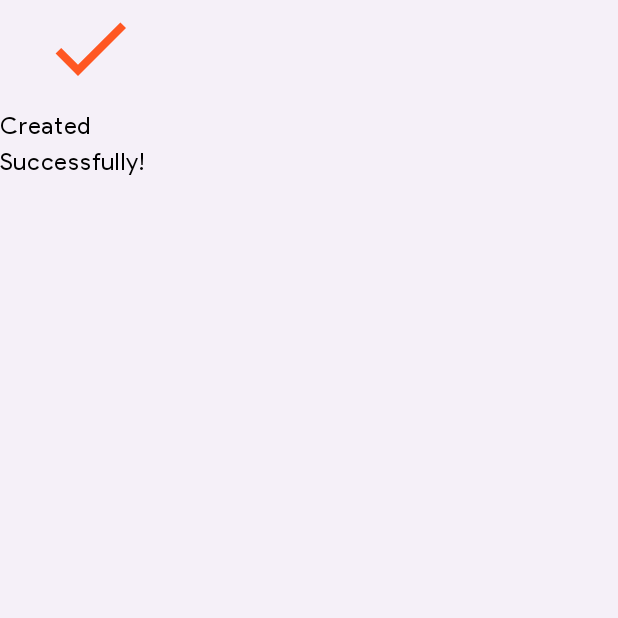
After one commit to Dev-Micah/LiveSpotEvents, an Android app built with Jetpack Compose: the composable SuccessAnimation shown on its own in the app's theme, on a phone screen of 412 x 824 dp, the top half of it. The commit adds this screen. Run offline under Robolectric (Android 15) with nearby library versions, the phone set to English and light mode, and no system bars.

Commit message:
Event created successfully animation

```diff
--- /dev/null
+++ b/app/src/main/java/com/micahnyabuto/livespotevents/ui/components/SuccessAnimation.kt
@@ -0,0 +1,47 @@
+package com.micahnyabuto.livespotevents.ui.components
+
+import androidx.compose.animation.core.Animatable
+import androidx.compose.animation.core.tween
+import androidx.compose.foundation.layout.Box
+import androidx.compose.foundation.layout.Column
+import androidx.compose.foundation.layout.Spacer
+import androidx.compose.foundation.layout.height
+import androidx.compose.foundation.layout.size
+import androidx.compose.material.icons.Icons
+import androidx.compose.material.icons.filled.Done
+import androidx.compose.material3.Icon
+import androidx.compose.material3.MaterialTheme
+import androidx.compose.material3.Text
+import androidx.compose.runtime.Composable
+import androidx.compose.runtime.LaunchedEffect
+import androidx.compose.runtime.remember
+import androidx.compose.ui.Alignment
+import androidx.compose.ui.Modifier
+import androidx.compose.ui.draw.scale
+import androidx.compose.ui.unit.dp
+
+@Composable
+fun SuccessAnimation() {
+    val scale = remember { Animatable(0f) }
+    LaunchedEffect(Unit) {
+        scale.animateTo(1f, animationSpec = tween(durationMillis = 500))
+    }
+
+    Box(
+        modifier = Modifier.size(120.dp),
+        contentAlignment = Alignment.Center
+    ) {
+        Column(
+            horizontalAlignment = Alignment.CenterHorizontally
+        ) {
+            Icon(
+                imageVector = Icons.Default.Done,
+                contentDescription = "Success",
+                tint = MaterialTheme.colorScheme.primary,
+                modifier = Modifier.size(64.dp).scale(scale.value)
+            )
+            Spacer(modifier = Modifier.height(8.dp))
+            Text("Created Successfully!")
+        }
+    }
+}
--- a/app/src/main/java/com/micahnyabuto/livespotevents/ui/screens/events/CreateEventScreen.kt
+++ b/app/src/main/java/com/micahnyabuto/livespotevents/ui/screens/events/CreateEventScreen.kt
@@ -51,7 +51,9 @@ import coil.compose.rememberAsyncImagePainter
 import com.micahnyabuto.livespotevents.core.permissions.rememberImagePicker
 import com.micahnyabuto.livespotevents.ui.components.CustomButton
 import com.micahnyabuto.livespotevents.ui.components.CustomTextField
+import com.micahnyabuto.livespotevents.ui.components.SuccessAnimation
 import com.micahnyabuto.livespotevents.utils.DateDialog
+import kotlinx.coroutines.delay
 import org.koin.androidx.compose.koinViewModel
 
 @OptIn(ExperimentalMaterial3Api::class)
@@ -71,6 +73,7 @@ fun CreateEventScreen(
     val eventDescription = remember { mutableStateOf("") }
     var selectedImage by remember { mutableStateOf<Uri?>(null) }
     val showDatePicker = remember { mutableStateOf(false) }
+    var showSuccessAnimation by remember { mutableStateOf(false) }
 
 
     val pickImage = rememberImagePicker(
@@ -88,6 +91,8 @@ fun CreateEventScreen(
         }
 
         if (!uiState.isCreating && uiState.createError == null && eventTitle.value.isNotEmpty()) {
+            showSuccessAnimation = true
+            delay(2000) // Show animation for 2 seconds
             navController.popBackStack()
         }
     }
@@ -132,6 +137,11 @@ fun CreateEventScreen(
                 .fillMaxSize()
                 .padding(innerPadding)
         ) {
+            if (showSuccessAnimation) {
+                Box(modifier = Modifier.fillMaxSize(), contentAlignment = Alignment.Center){
+                    SuccessAnimation()
+                }
+            } else {
                 Column(
                     modifier = Modifier
                         .fillMaxSize()
@@ -150,7 +160,10 @@ fun CreateEventScreen(
                         label = "Date",
                         trailingIcon = {
                             IconButton(onClick = { showDatePicker.value = true }) {
-                            Icon(imageVector = Icons.Default.CalendarMonth, contentDescription = "Pick Date")
+                                Icon(
+                                    imageVector = Icons.Default.CalendarMonth,
+                                    contentDescription = "Pick Date"
+                                )
                             }
                         }
                     )
@@ -178,7 +191,11 @@ fun CreateEventScreen(
                             .fillMaxWidth()
                             .height(200.dp)
                             .padding(vertical = 16.dp)
-                        .border(2.dp, MaterialTheme.colorScheme.surfaceVariant, RoundedCornerShape(12.dp))
+                            .border(
+                                2.dp,
+                                MaterialTheme.colorScheme.surfaceVariant,
+                                RoundedCornerShape(12.dp)
+                            )
                             .padding(16.dp),
                         horizontalAlignment = Alignment.CenterHorizontally,
                         verticalArrangement = Arrangement.Center
@@ -199,7 +216,11 @@ fun CreateEventScreen(
                                 fontSize = 18.sp,
                                 color = MaterialTheme.colorScheme.onSurfaceVariant
                             )
-                        Text("Add an image to your event", fontSize = 14.sp, color = MaterialTheme.colorScheme.onSurfaceVariant)
+                            Text(
+                                "Add an image to your event",
+                                fontSize = 14.sp,
+                                color = MaterialTheme.colorScheme.onSurfaceVariant
+                            )
                             Spacer(modifier = Modifier.height(16.dp))
                             OutlinedButton(
                                 onClick = { pickImage() },
@@ -237,6 +258,7 @@ fun CreateEventScreen(
             }
         }
     }
+}
 
 @Preview(showBackground = true)
 @Composable
```
Lines whose indentation alone changed are shown as unchanged.
